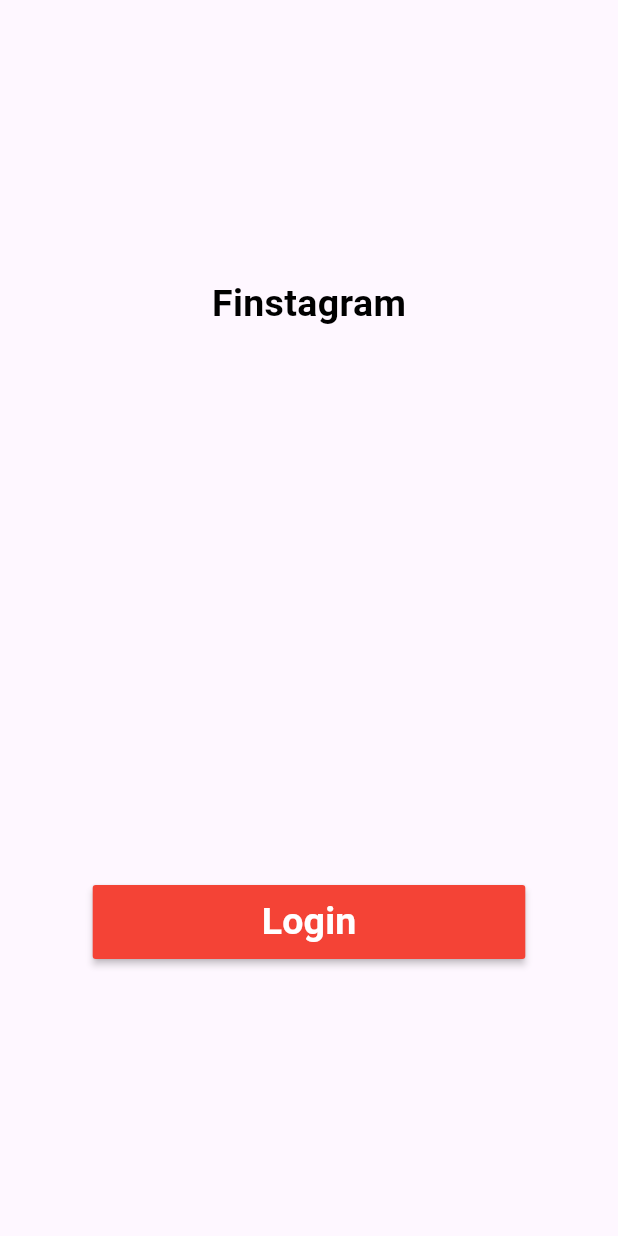
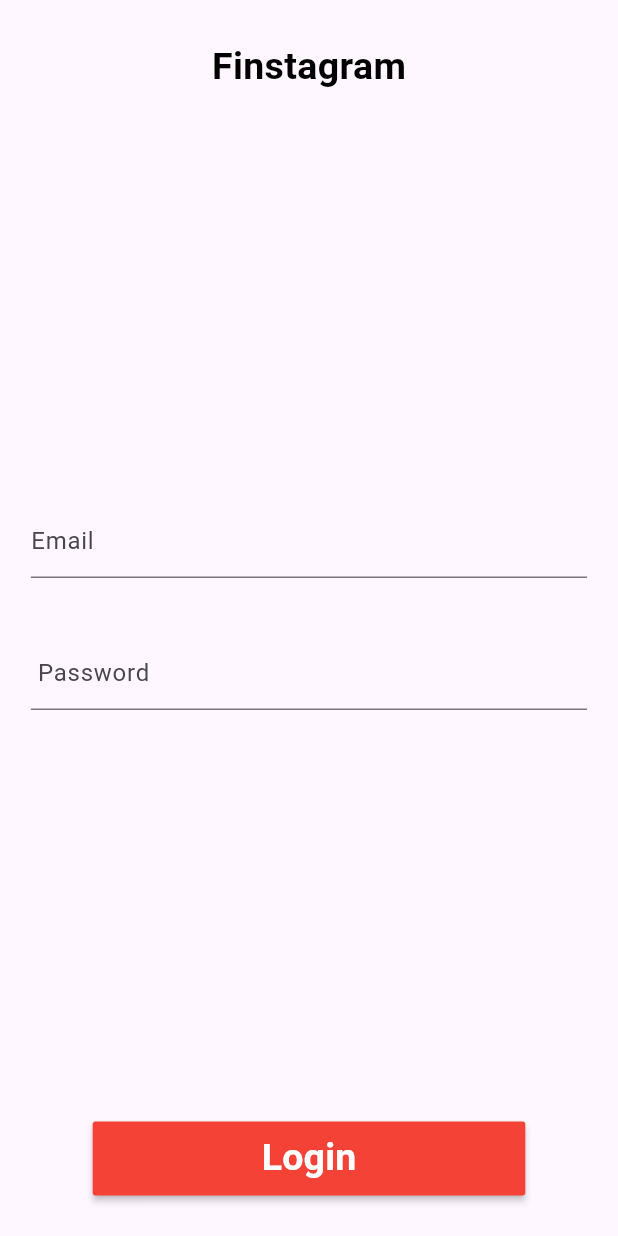
Before and after one commit to Sandipshrestha1/finstagram_app, a Flutter app: the screen it shows after launch, on a phone screen of 412 x 824 dp. Run offline on Flutter 3.47's test engine with Material 3 defaults, Android fonts, the phone set to English and light mode, and no system bars.

Commit message:
login ui created

```diff
--- a/lib/pages/login_page.dart
+++ b/lib/pages/login_page.dart
@@ -1,5 +1,3 @@
-// ignore_for_file: unused_field
-
 import 'package:flutter/material.dart';
 
 class LoginPage extends StatefulWidget {
@@ -11,6 +9,9 @@ class LoginPage extends StatefulWidget {
 
 class _LoginPageState extends State<LoginPage> {
   double? _deviceHeight, _deviceWidth;
+  final GlobalKey<FormState> _loginFormKey = GlobalKey<FormState>();
+  String? _email;
+  String? _password;
   @override
   Widget build(BuildContext context) {
     _deviceHeight = MediaQuery.of(context).size.height;
@@ -29,6 +30,7 @@ class _LoginPageState extends State<LoginPage> {
               crossAxisAlignment: CrossAxisAlignment.center,
               children: [
                 _titleWidget(),
+                _loginForm(),
                 _loginButton(),
               ],
             ),
@@ -55,9 +57,72 @@ class _LoginPageState extends State<LoginPage> {
       minWidth: _deviceWidth! * 0.70,
       height: _deviceHeight! * 0.06,
       color: Colors.red,
-      child: const Text("Login",
-          style: TextStyle(
-              color: Colors.white, fontSize: 25, fontWeight: FontWeight.w600)),
+      child: const Text(
+        "Login",
+        style: TextStyle(
+            color: Colors.white, fontSize: 25, fontWeight: FontWeight.w600),
+      ),
+    );
+  }
+
+  Widget _loginForm() {
+    return Container(
+      height: _deviceHeight! * 0.70,
+      child: Form(
+        key: _loginFormKey,
+        child: Column(
+          mainAxisAlignment: MainAxisAlignment.center,
+          mainAxisSize: MainAxisSize.max,
+          crossAxisAlignment: CrossAxisAlignment.center,
+          children: [
+            _emailTextField(),
+            SizedBox(height: 40),
+            _passwordTextField(),
+          ],
+        ),
+      ),
+    );
+  }
+
+  Widget _emailTextField() {
+    return TextFormField(
+      decoration: const InputDecoration(hintText: "Email"),
+      onSaved: (_value) {
+        setState(() {
+          _email = _value;
+        });
+      },
+      validator: (_value) {
+        bool _result = _value!.contains(
+          RegExp(r"/^([a-zA-Z0-9._%-]+@[a-zA-Z0-9.-]+\.[a-zA-Z]{2,})$/"),
+        );
+
+        return _result ? null : "Please enter  a valid email";
+      },
+    );
+  }
+
+  Widget _passwordTextField() {
+    return TextFormField(
+      decoration: const InputDecoration(
+        hintText: " Password",
+      ),
+      obscureText: true, // Hide password characters
+
+      onSaved: (_value) {
+        setState(() {
+          _password = _value;
+        });
+        // validator:
+        (_value) {
+          if (_value == null || _value.isEmpty) {
+            return "Please enter a password";
+          } else if (_value.length < 6) {
+            return "Password must be atlease 6 character long";
+          }
+          return null;
+        };
+      },
     );
   }
 }
```
